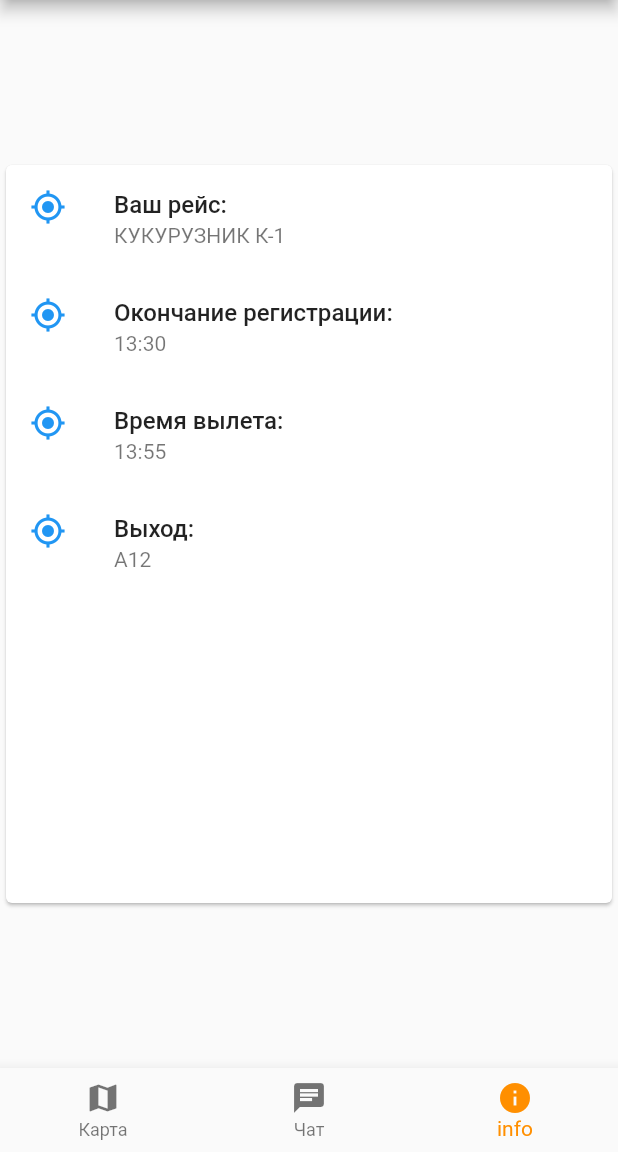
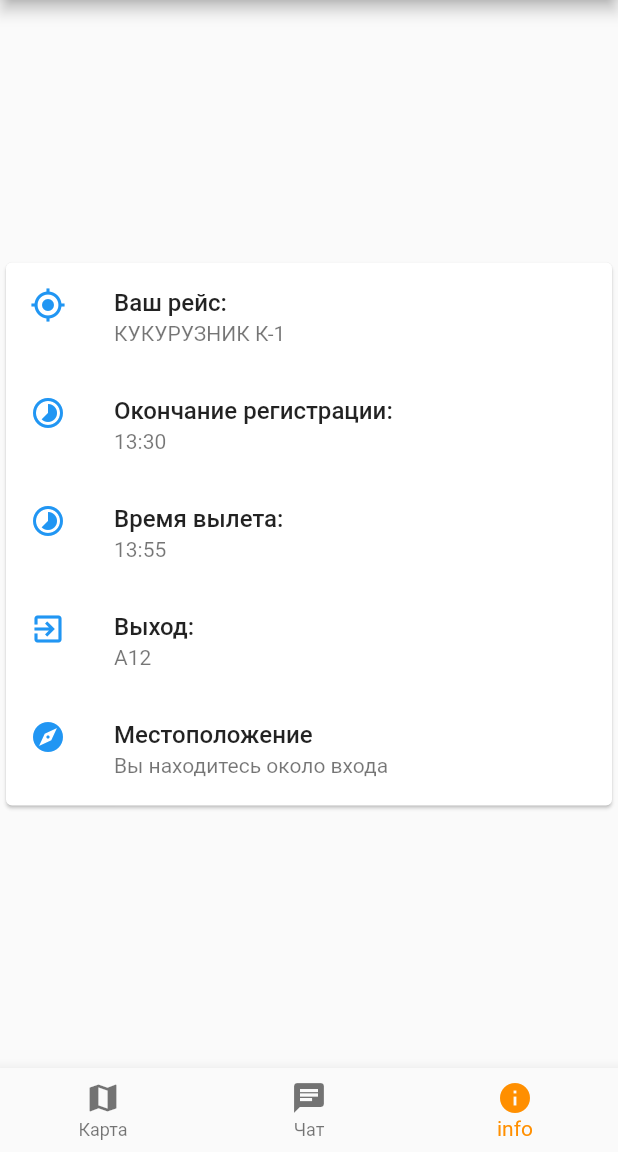
Before and after one commit to mentoster/Aviahack, a Flutter app: the screen it shows after launch, item 3 of the bottom bar chosen, on a phone screen of 412 x 824 dp, the part 84-1236 px from its top. Run offline on Flutter 3.47's test engine with Material 2 defaults, Android fonts, the phone set to English and light mode, and no system bars; our stand-ins replace google_maps_flutter; missing offline and left inert: flutter_dialogflow.

Commit message:
update icons

```diff
--- a/lib/about.dart
+++ b/lib/about.dart
@@ -14,36 +14,10 @@ class _AboutState extends State<About> {
 }
 
 Widget _buildCard() => SizedBox(
-      height: 500,
+      height: 370,
       child: Card(
         child: Column(
           children: [
-            // ListTile(
-            //   title: Text('1625 Main Street',
-            //       style: TextStyle(fontWeight: FontWeight.w500)),
-            //   subtitle: Text('My City, CA 99984'),
-            //   leading: Icon(
-            //     Icons.restaurant_menu,
-            //     color: Colors.blue[500],
-            //   ),
-            // ),
-            // Divider(),
-            // ListTile(
-            //   title: Text('(408) 555-1212',
-            //       style: TextStyle(fontWeight: FontWeight.w500)),
-            //   leading: Icon(
-            //     Icons.contact_phone,
-            //     color: Colors.blue[500],
-            //   ),
-            // ),
-            // ListTile(
-            //   title: Text('costa@example.com'),
-            //   leading: Icon(
-            //     Icons.contact_mail,
-            //     color: Colors.blue[500],
-            //   ),
-            // ),
-
             ListTile(
               title: Text('Ваш рейс: ',
                   style: TextStyle(fontWeight: FontWeight.w500)),
@@ -53,45 +27,42 @@ Widget _buildCard() => SizedBox(
                 color: Colors.blue[500],
               ),
             ),
-
             ListTile(
               title: Text('Окончание регистрации: ',
                   style: TextStyle(fontWeight: FontWeight.w500)),
               subtitle: Text('13:30'),
               leading: Icon(
-                Icons.gps_fixed,
+                Icons.timelapse_outlined,
                 color: Colors.blue[500],
               ),
             ),
-
             ListTile(
               title: Text('Время вылета: ',
                   style: TextStyle(fontWeight: FontWeight.w500)),
               subtitle: Text('13:55'),
               leading: Icon(
-                Icons.gps_fixed,
+                Icons.timelapse_outlined,
                 color: Colors.blue[500],
               ),
             ),
-
             ListTile(
               title: Text('Выход: ',
                   style: TextStyle(fontWeight: FontWeight.w500)),
               subtitle: Text('A12'),
               leading: Icon(
-                Icons.gps_fixed,
+                Icons.exit_to_app,
                 color: Colors.blue[500],
               ),
             ),
-            // ListTile(
-            //   title: Text('1625 Main Street',
-            //       style: TextStyle(fontWeight: FontWeight.w500)),
-            //   subtitle: Text('My City, CA 99984'),
-            //   leading: Icon(
-            //     Icons.restaurant_menu,
-            //     color: Colors.blue[500],
-            //   ),
-            // ),
+            ListTile(
+              title: Text('Местоположение',
+                  style: TextStyle(fontWeight: FontWeight.w500)),
+              subtitle: Text('Вы находитесь около входа'),
+              leading: Icon(
+                Icons.explore ,
+                color: Colors.blue[500],
+              ),
+            ),
           ],
         ),
       ),
```
